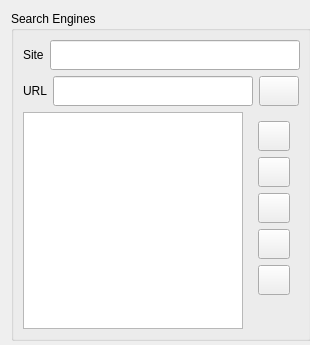
First picture: the form in src/searchwidget.ui, repository ChaosWars/knewz, before the edit.
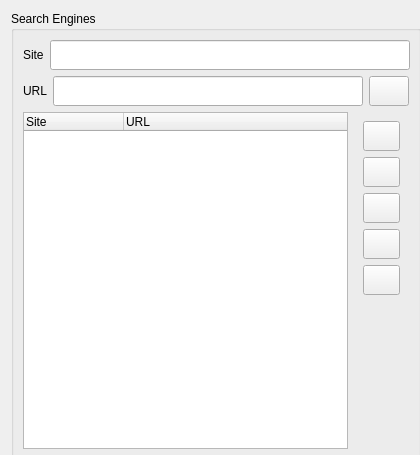
Second picture: the form after the edit. Custom widgets are drawn as their Qt base class.

```diff
--- a/src/searchwidget.ui
+++ b/src/searchwidget.ui
@@ -5,14 +5,14 @@
    <rect>
     <x>0</x>
     <y>0</y>
-    <width>310</width>
-    <height>345</height>
+    <width>420</width>
+    <height>455</height>
    </rect>
   </property>
   <property name="minimumSize" >
    <size>
-    <width>310</width>
-    <height>345</height>
+    <width>420</width>
+    <height>455</height>
    </size>
   </property>
   <property name="windowTitle" >
@@ -23,8 +23,8 @@
     <widget class="QGroupBox" name="searchEngines" >
      <property name="minimumSize" >
       <size>
-       <width>300</width>
-       <height>330</height>
+       <width>410</width>
+       <height>450</height>
       </size>
      </property>
      <property name="title" >
@@ -52,7 +52,7 @@
            <widget class="KLineEdit" name="site" >
             <property name="minimumSize" >
              <size>
-              <width>250</width>
+              <width>360</width>
               <height>30</height>
              </size>
             </property>
@@ -79,7 +79,7 @@
            <widget class="KLineEdit" name="siteurl" >
             <property name="minimumSize" >
              <size>
-              <width>200</width>
+              <width>280</width>
               <height>30</height>
              </size>
             </property>
@@ -102,13 +102,32 @@
       <item>
        <layout class="QHBoxLayout" name="horizontalLayout_3" >
         <item>
-         <widget class="QListWidget" name="listWidget" >
+         <widget class="QTreeWidget" name="engines" >
           <property name="minimumSize" >
            <size>
-            <width>200</width>
-            <height>200</height>
+            <width>325</width>
+            <height>325</height>
            </size>
           </property>
+          <property name="rootIsDecorated" >
+           <bool>false</bool>
+          </property>
+          <property name="itemsExpandable" >
+           <bool>false</bool>
+          </property>
+          <property name="uniformItemSizes" stdset="0" >
+           <bool>true</bool>
+          </property>
+          <column>
+           <property name="text" >
+            <string>Site</string>
+           </property>
+          </column>
+          <column>
+           <property name="text" >
+            <string>URL</string>
+           </property>
+          </column>
          </widget>
         </item>
         <item>
```
Left out of the diff: 22 changed lines with no effect on the pictures.
